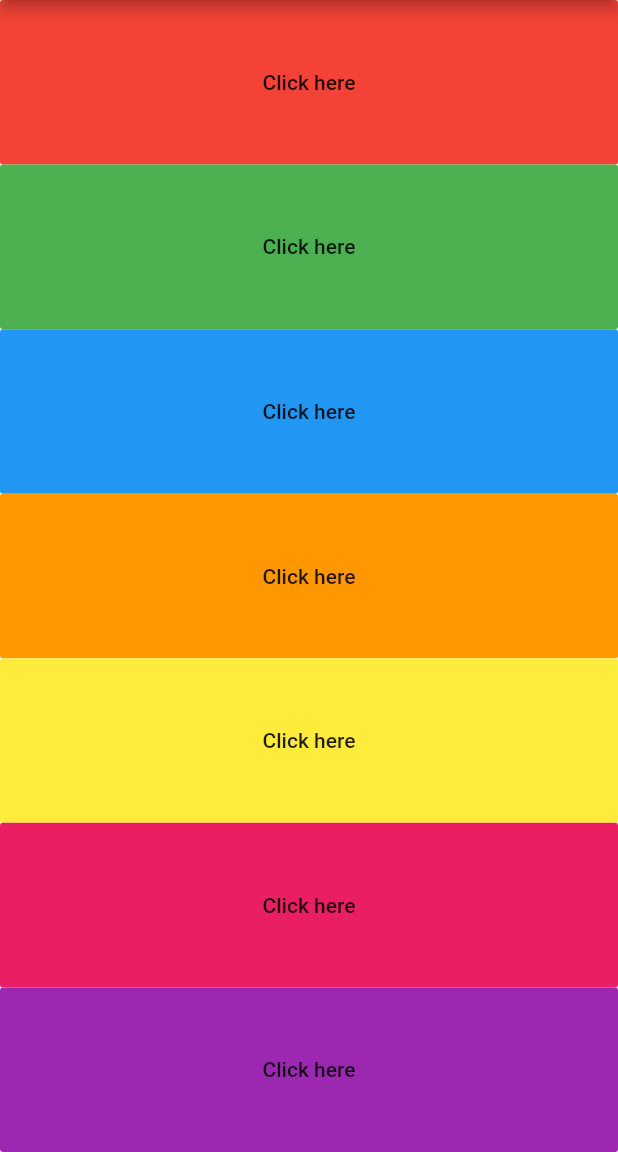
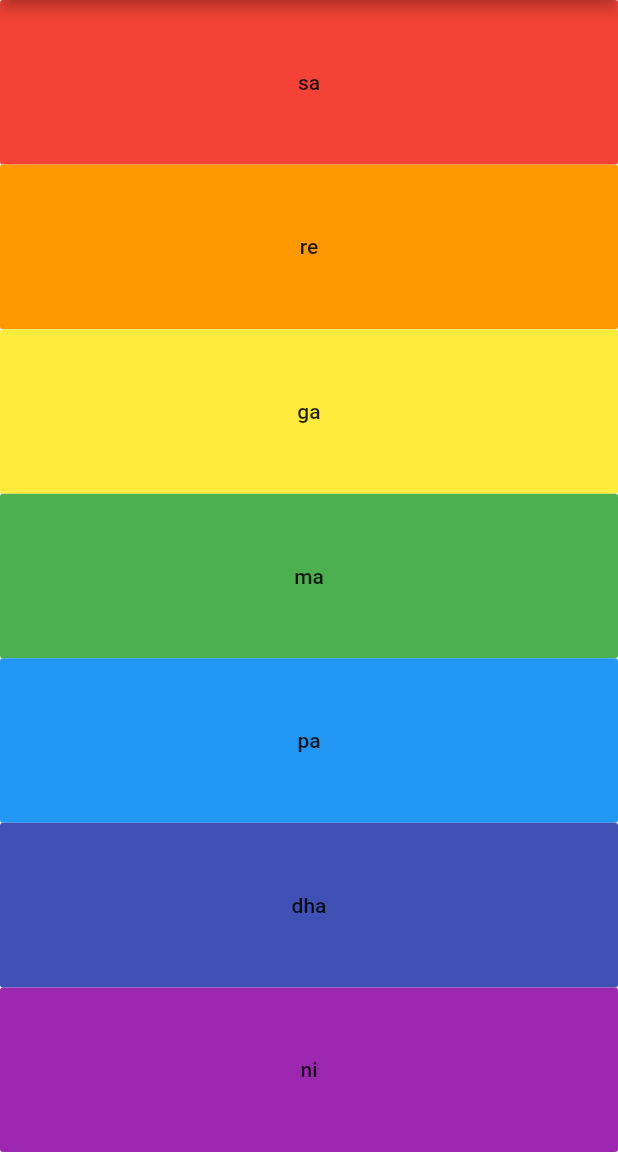
Before and after one commit to atm1504/xylophone-flutter, a Flutter app: the screen it shows after launch, on a phone screen of 412 x 824 dp, the part 84-1236 px from its top. Run offline on Flutter 3.47's test engine with Material 2 defaults, Android fonts, the phone set to English and light mode, and no system bars; our stand-ins replace audioplayers.

Commit message:
feat: Finalize the project

```diff
--- a/lib/main.dart
+++ b/lib/main.dart
@@ -7,6 +7,18 @@ class XylophoneApp extends StatelessWidget {
   void playSound(int soundNumber) {
     final player = AudioCache();
     player.play('note$soundNumber.wav');
+  }
+
+  Expanded buildKey({Color color, int positionNumber, String text}) {
+    return Expanded(
+      child: FlatButton(
+        color: color,
+        onPressed: () {
+          playSound(positionNumber);
+        },
+        child: Text(text),
+      ),
+    );
   }
 
   @override
@@ -23,69 +35,13 @@ class XylophoneApp extends StatelessWidget {
             crossAxisAlignment: CrossAxisAlignment.stretch,
             mainAxisAlignment: MainAxisAlignment.spaceEvenly,
             children: <Widget>[
-              Expanded(
-                child: FlatButton(
-                  color: Colors.red,
-                  onPressed: () {
-                    playSound(1);
-                  },
-                  child: Text('Click here'),
-                ),
-              ),
-              Expanded(
-                child: FlatButton(
-                  color: Colors.green,
-                  onPressed: () {
-                    playSound(2);
-                  },
-                  child: Text('Click here'),
-                ),
-              ),
-              Expanded(
-                child: FlatButton(
-                  color: Colors.blue,
-                  onPressed: () {
-                    playSound(3);
-                  },
-                  child: Text('Click here'),
-                ),
-              ),
-              Expanded(
-                child: FlatButton(
-                  color: Colors.orange,
-                  onPressed: () {
-                    playSound(4);
-                  },
-                  child: Text('Click here'),
-                ),
-              ),
-              Expanded(
-                child: FlatButton(
-                  color: Colors.yellow,
-                  onPressed: () {
-                    playSound(5);
-                  },
-                  child: Text('Click here'),
-                ),
-              ),
-              Expanded(
-                child: FlatButton(
-                  color: Colors.pink,
-                  onPressed: () {
-                    playSound(6);
-                  },
-                  child: Text('Click here'),
-                ),
-              ),
-              Expanded(
-                child: FlatButton(
-                  color: Colors.purple,
-                  onPressed: () {
-                    playSound(7);
-                  },
-                  child: Text('Click here'),
-                ),
-              ),
+              buildKey(color: Colors.red, positionNumber: 1, text: "sa"),
+              buildKey(color: Colors.orange, positionNumber: 2, text: "re"),
+              buildKey(color: Colors.yellow, positionNumber: 3, text: "ga"),
+              buildKey(color: Colors.green, positionNumber: 4, text: "ma"),
+              buildKey(color: Colors.blue, positionNumber: 5, text: "pa"),
+              buildKey(color: Colors.indigo, positionNumber: 6, text: "dha"),
+              buildKey(color: Colors.purple, positionNumber: 7, text: "ni"),
             ],
           ),
         ),
```
Also changed, not shown: 1 other file.
